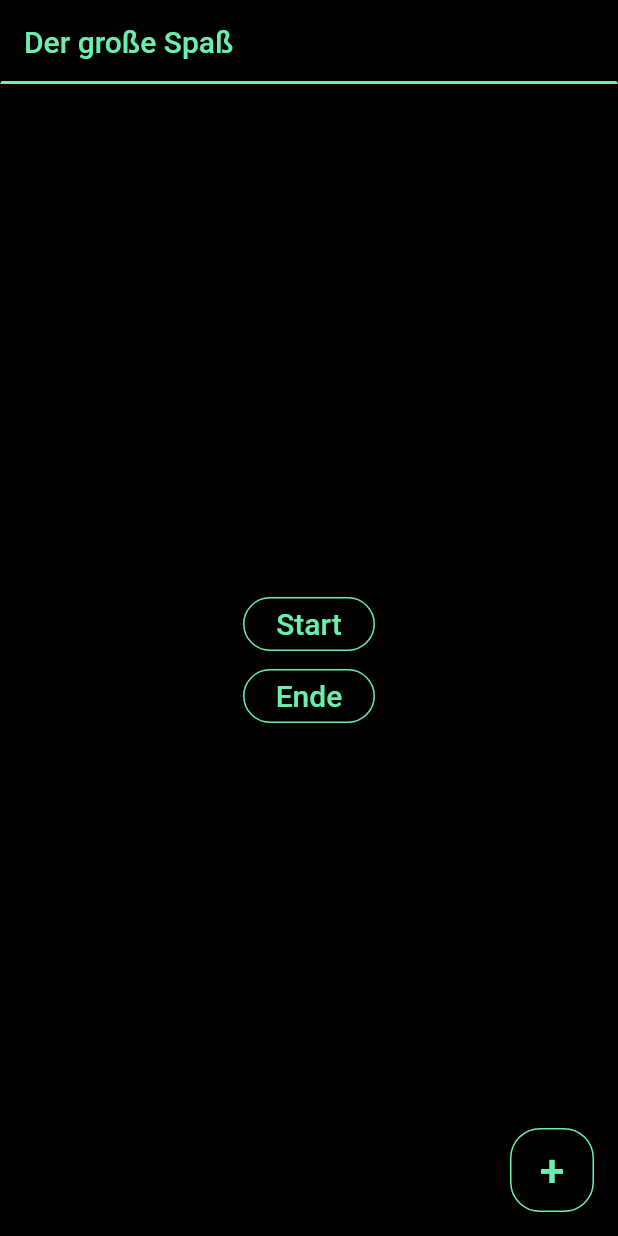
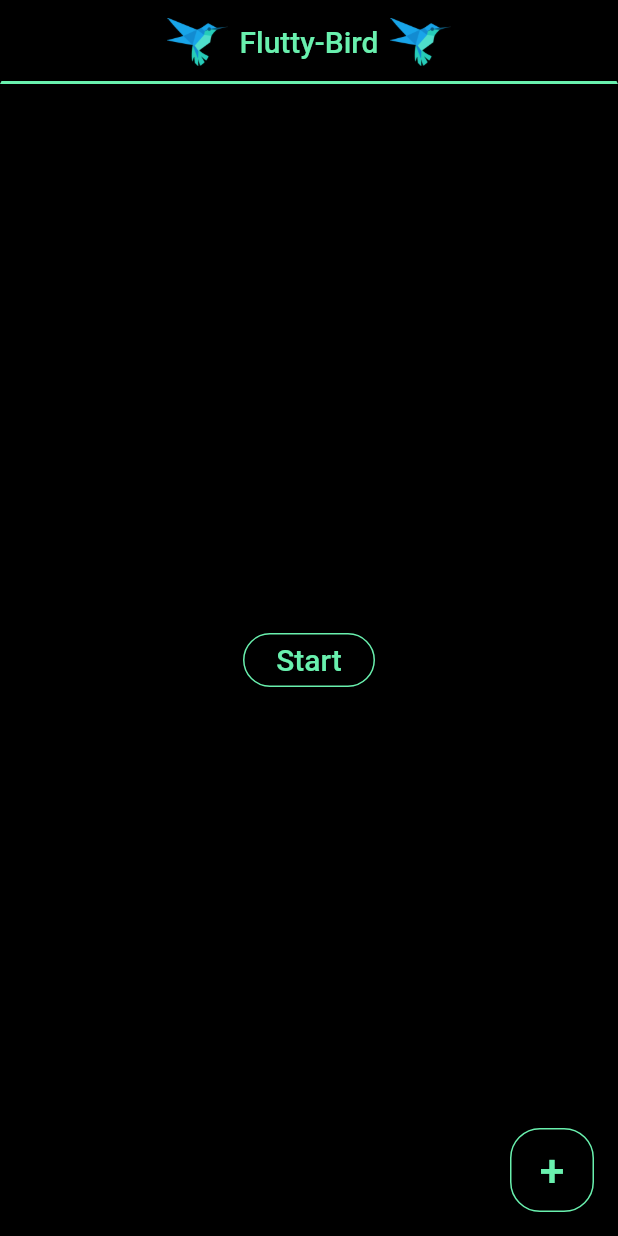
Before and after one commit to coodoo-io/flutty_bird, a Flutter app: the screen it shows after launch, on a phone screen of 412 x 824 dp. Run offline on Flutter 3.47's test engine with Material 2 defaults, Android fonts, the phone set to English and light mode, and no system bars; missing offline and left inert: box2d_flame, flame.

Commit message:
Leon: Flutter mit Flame kombiniert

```diff
--- /dev/null
+++ b/lib/components/menu/start-menu.dart
@@ -0,0 +1,92 @@
+import 'dart:async';
+
+import 'package:flutter/material.dart';
+import 'package:flutter/widgets.dart';
+import 'package:flutty_bird/main.dart';
+
+class StartMenu extends StatefulWidget {
+  @override
+  _AnimatedContainerDemoState createState() => _AnimatedContainerDemoState();
+}
+
+class _AnimatedContainerDemoState extends State<StartMenu> {
+  var _switch = false;
+
+  @override
+  Widget build(BuildContext context) {
+    return Scaffold(
+      appBar: AppBar(
+        title: Row(
+          mainAxisAlignment: MainAxisAlignment.center,
+          children: [
+            Image.asset(
+              'assets/images/dart_bird.png',
+              fit: BoxFit.contain,
+              height: 32,
+            ),
+            Container(
+              padding: const EdgeInsets.all(8.0),
+              child: Text('Flutty-Bird'),
+            ),
+            Image.asset(
+              'assets/images/dart_bird.png',
+              fit: BoxFit.contain,
+              height: 32,
+            ),
+          ],
+        ),
+        shape: Border(
+          top: BorderSide(style: BorderStyle.none),
+          left: BorderSide(style: BorderStyle.none),
+          right: BorderSide(style: BorderStyle.none),
+          bottom: BorderSide(width: 2.0, color: Colors.greenAccent),
+        ),
+      ),
+      body: Center(
+        child: Column(
+          mainAxisAlignment: MainAxisAlignment.center,
+          children: [
+            Container(
+              child: RaisedButton(
+                onPressed: () {
+                  runGame();
+                },
+                child: Text(
+                  'Start',
+                  style: TextStyle(
+                    fontSize: 20,
+                    color: Colors.greenAccent,
+                  ),
+                ),
+                color: Colors.black,
+                highlightColor: Colors.green,
+                shape: RoundedRectangleBorder(
+                  side: BorderSide(color: Colors.greenAccent),
+                  borderRadius: BorderRadius.all(
+                    Radius.circular(20),
+                  ),
+                ),
+              ),
+            ),
+          ],
+        ),
+      ),
+      floatingActionButton: FloatingActionButton(
+        shape: RoundedRectangleBorder(
+          side: BorderSide(color: Colors.greenAccent),
+          borderRadius: BorderRadius.all(
+            Radius.circular(20),
+          ),
+        ),
+        child: Text(
+          "+",
+          style: TextStyle(
+            color: Colors.greenAccent,
+            fontSize: 30,
+          ),
+        ),
+        onPressed: () => print("Leon was here"),
+      ),
+    );
+  }
+}
--- a/lib/main.dart
+++ b/lib/main.dart
@@ -1,11 +1,13 @@
 import 'package:flutter/material.dart';
 import 'package:flame/util.dart';
 import 'package:flutter/services.dart';
+import 'package:flutty_bird/components/menu/start-menu.dart';
 import 'flutty-game.dart';
 import 'package:flutter/gestures.dart';
 
+var points = 3;
 
-void main() => runApp(MyApp());
+void main() => runApp(InitialApp());
 
 void runGame() async {
   Util flameUtil = Util();
@@ -20,12 +22,11 @@ void runGame() async {
   flameUtil.addGestureRecognizer(tapper);
 }
 
-
-class MyApp extends StatelessWidget {
+class InitialApp extends StatelessWidget {
   @override
   Widget build(BuildContext context) {
     return MaterialApp(
-      title: 'Flutter Demo',
+      title: 'Flutter Bird',
       theme: ThemeData(
         primaryColor: Colors.black,
         accentColor: Colors.black,
@@ -35,87 +36,7 @@ class MyApp extends StatelessWidget {
           title: TextStyle(color: Colors.greenAccent),
         ),
       ),
-      home: MainApp(),
+      home: StartMenu(),
     );
   }
 }
-
-class MainApp extends StatelessWidget {
-  @override
-  Widget build(BuildContext context) {
-    return Scaffold(
-      appBar: AppBar(
-        title: Text("Der große Spaß"),
-        shape: Border(
-          top: BorderSide(style: BorderStyle.none),
-          left: BorderSide(style: BorderStyle.none),
-          right: BorderSide(style: BorderStyle.none),
-          bottom: BorderSide(width: 2.0, color: Colors.greenAccent),
-        ),
-      ),
-      body: Center(
-        child: Column(
-          mainAxisAlignment: MainAxisAlignment.center,
-          children: [
-            Container(
-              child: RaisedButton(
-                onPressed: () {runGame();},
-                child: Text(
-                  'Start',
-                  style: TextStyle(
-                    fontSize: 20,
-                    color: Colors.greenAccent,
-                  ),
-                ),
-                color: Colors.black,
-                highlightColor: Colors.green,
-                shape: RoundedRectangleBorder(
-                  side: BorderSide(color: Colors.greenAccent),
-                  borderRadius: BorderRadius.all(
-                    Radius.circular(20),
-                  ),
-                ),
-              ),
-            ),
-            Container(
-              child: RaisedButton(
-                onPressed: () {},
-                child: Text(
-                  'Ende',
-                  style: TextStyle(
-                    fontSize: 20,
-                    color: Colors.greenAccent,
-                  ),
-                ),
-                color: Colors.black,
-                highlightColor: Colors.green,
-                shape: RoundedRectangleBorder(
-                  side: BorderSide(color: Colors.greenAccent),
-                  borderRadius: BorderRadius.all(
-                    Radius.circular(20),
-                  ),
-                ),
-              ),
-            ),
-          ],
-        ),
-      ),
-      floatingActionButton: FloatingActionButton(
-        shape: RoundedRectangleBorder(
-          side: BorderSide(color: Colors.greenAccent),
-          borderRadius: BorderRadius.all(
-            Radius.circular(20),
-          ),
-        ),
-        child: Text(
-          "+",
-          style: TextStyle(
-            color: Colors.greenAccent,
-            fontSize: 30,
-          ),
-        ),
-        onPressed: () => print("Leon was here"),
-      ),
-    );
-  }
-}
```
